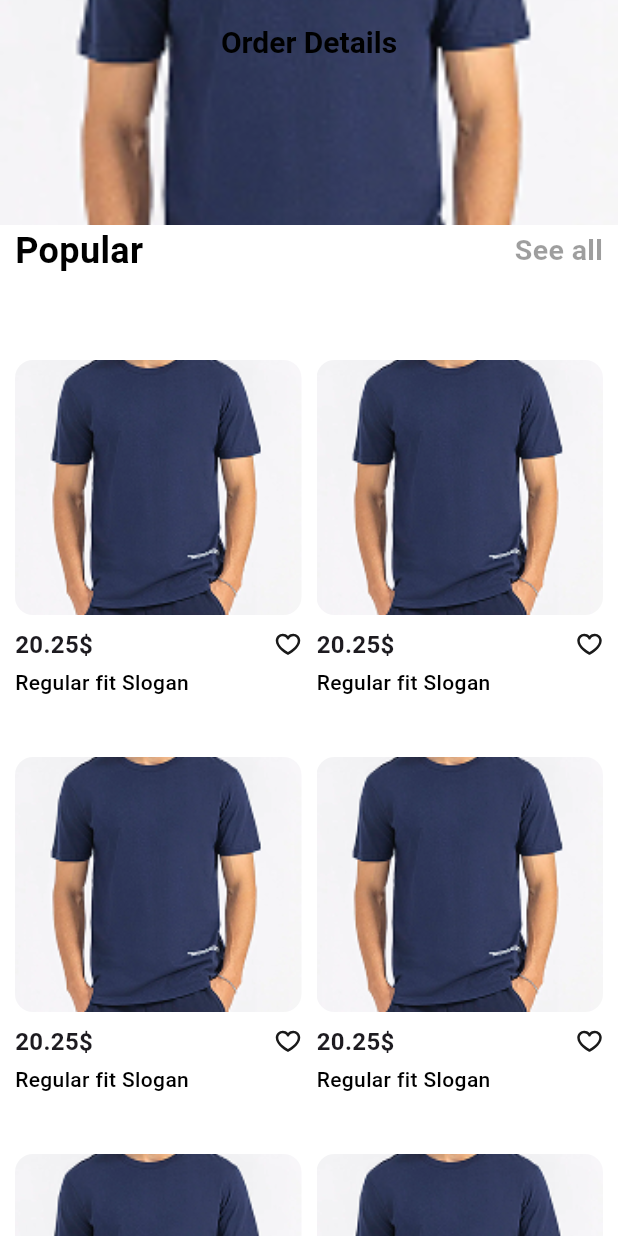
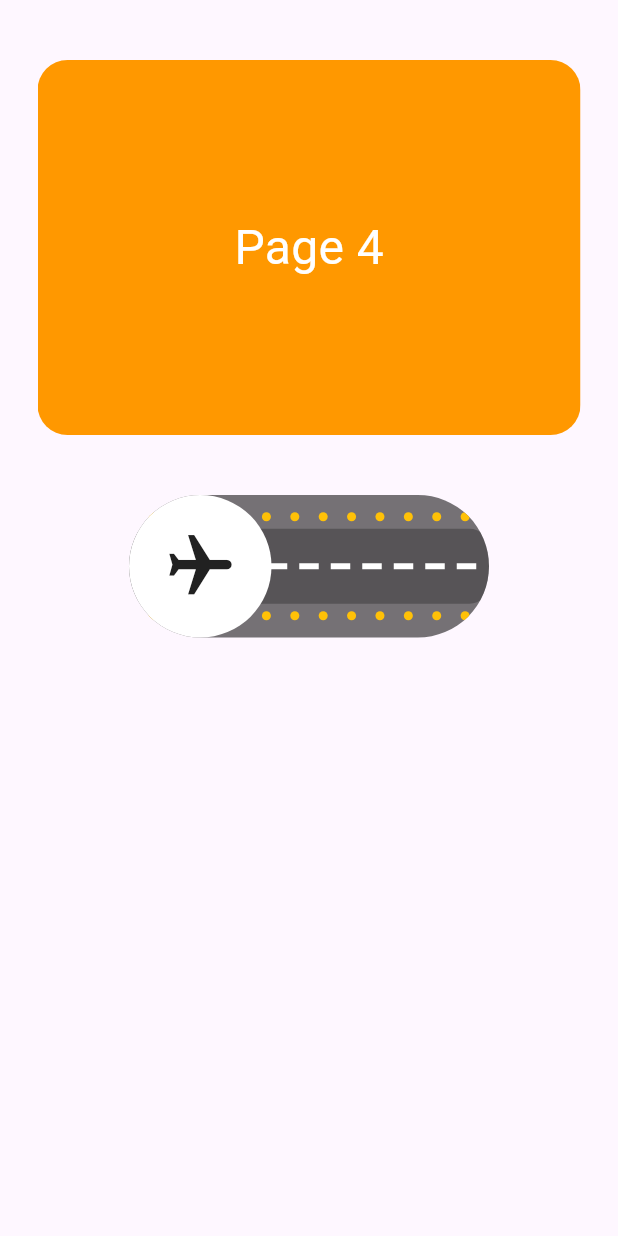
Before and after one commit to jovidonxalilov/flutter, a Flutter app: the screen it shows after launch, on a phone screen of 412 x 824 dp. Run offline on Flutter 3.47's test engine with Material 3 defaults, Android fonts, the phone set to English and light mode, and no system bars; our stand-ins replace dio, flutter_screenutil, flutter_svg, go_router; accounts and stored records are empty.

Commit message:
62 dars uy sihi misollardan tashqari hammasi bitdi

```diff
--- /dev/null
+++ b/lib/62-dars/uy-ishi/claoude_animation.dart
@@ -0,0 +1,209 @@
+import 'dart:async';
+
+import 'package:flutter/material.dart';
+import 'dart:math' as math;
+import 'package:loggy/62-dars/uy-ishi/claude_widget.dart';
+
+import 'dart:async';
+import 'dart:math' as math;
+import 'package:flutter/material.dart';
+
+class ClaudeAnimation extends StatefulWidget {
+  const ClaudeAnimation({super.key});
+
+  @override
+  _ClaudeAnimationState createState() => _ClaudeAnimationState();
+}
+
+class _ClaudeAnimationState extends State<ClaudeAnimation>
+    with SingleTickerProviderStateMixin {
+  bool isFlying = false;
+  late AnimationController _cloudController;
+  final PageController _pageController = PageController(initialPage: 0);
+  int _currentPage = 0;
+  late Timer _timer;
+  final List<Color> _colors = [
+    Colors.red,
+    Colors.green,
+    Colors.blue,
+    Colors.orange,
+  ];
+
+  @override
+  void initState() {
+    super.initState();
+    _cloudController = AnimationController(
+      vsync: this,
+      duration: const Duration(seconds: 10),
+    )..repeat();
+
+    _timer = Timer.periodic(const Duration(seconds: 2), (timer) {
+      _currentPage++;
+      _pageController.animateToPage(
+        _currentPage,
+        duration: const Duration(milliseconds: 500),
+        curve: Curves.easeInOut,
+      );
+    });
+  }
+
+  @override
+  void dispose() {
+    _cloudController.dispose();
+    _timer.cancel();
+    _pageController.dispose();
+    super.dispose();
+  }
+
+  @override
+  Widget build(BuildContext context) {
+    return Scaffold(
+      body: Center(
+        child: Padding(
+          padding: const EdgeInsets.only(top: 40, left: 25, right: 25),
+          child: Column(
+            children: [
+              ClipRRect(
+                borderRadius: BorderRadius.circular(20),
+                child: SizedBox(
+                  height: 250 ,
+                  child: Expanded(
+                    child: PageView.builder(
+                      controller: _pageController,
+                      itemBuilder: (context, index) {
+                        final color = _colors[index % _colors.length];
+                        return Container(
+                          color: color,
+                          child: Center(
+                            child: Text(
+                              'Page ${(index % _colors.length) + 1}',
+                              style: const TextStyle(fontSize: 32, color: Colors.white),
+                            ),
+                          ),
+                        );
+                      },
+                    ),
+                  ),
+                ),
+              ),
+              const SizedBox(height: 40),
+              GestureDetector(
+                onTap: () => setState(() => isFlying = !isFlying),
+                child: AnimatedContainer(
+                  duration: const Duration(milliseconds: 500),
+                  width: 240,
+                  height: 95,
+                  decoration: BoxDecoration(
+                    color: isFlying ? Colors.blue : Colors.black54,
+                    borderRadius: BorderRadius.circular(50),
+                  ),
+                  child: Stack(
+                    alignment: Alignment.center,
+                    children: [
+                      if (isFlying)
+                        ClipRRect(
+                          borderRadius: BorderRadius.circular(50),
+                          child: CloudWidget(animation: _cloudController), // to‘g‘rilandi
+                        ),
+
+                      ClipRRect(
+                        borderRadius: BorderRadius.circular(50),
+                        child: AnimatedSwitcher(
+                          duration: const Duration(milliseconds: 500),
+                          child: isFlying
+                              ? const SizedBox.shrink(key: ValueKey("flying"))
+                              : Column(
+                            key: const ValueKey("landed"),
+                            mainAxisAlignment: MainAxisAlignment.center,
+                            children: [
+                              Padding(
+                                padding: const EdgeInsets.symmetric(vertical: 5),
+                                child: Row(
+                                  mainAxisAlignment:
+                                  MainAxisAlignment.spaceEvenly,
+                                  children: List.generate(
+                                    12,
+                                        (_) => Container(
+                                      width: 6,
+                                      height: 6,
+                                      decoration: const BoxDecoration(
+                                        color: Colors.amber,
+                                        shape: BoxShape.circle,
+                                      ),
+                                    ),
+                                  ),
+                                ),
+                              ),
+                              Container(
+                                width: 245,
+                                height: 50,
+                                decoration: BoxDecoration(
+                                  color: Colors.black26,
+                                  borderRadius: BorderRadius.circular(13),
+                                ),
+                                child: Row(
+                                  mainAxisAlignment: MainAxisAlignment.center,
+                                  children: List.generate(
+                                    11,
+                                        (_) => Container(
+                                      width: 13,
+                                      height: 4,
+                                      margin: const EdgeInsets.symmetric(horizontal: 4),
+                                      color: Colors.white,
+                                    ),
+                                  ),
+                                ),
+                              ),
+                              Padding(
+                                padding: const EdgeInsets.symmetric(vertical: 5),
+                                child: Row(
+                                  mainAxisAlignment:
+                                  MainAxisAlignment.spaceEvenly,
+                                  children: List.generate(
+                                    12,
+                                        (_) => Container(
+                                      width: 6,
+                                      height: 6,
+                                      decoration: const BoxDecoration(
+                                        color: Colors.amber,
+                                        shape: BoxShape.circle,
+                                      ),
+                                    ),
+                                  ),
+                                ),
+                              ),
+                            ],
+                          ),
+                        ),
+                      ),
+                      AnimatedAlign(
+                        duration: const Duration(milliseconds: 500),
+                        alignment: isFlying
+                            ? Alignment.centerRight
+                            : Alignment.centerLeft,
+                        child: CircleAvatar(
+                          radius: 47.5,
+                          backgroundColor: Colors.white,
+                          child: FittedBox(
+                            child: Transform.rotate(
+                              angle: math.pi / 2,
+                              child: Icon(
+                                Icons.flight,
+                                color: isFlying ? Colors.blue : Colors.grey[900],
+                                size: 50,
+                              ),
+                            ),
+                          ),
+                        ),
+                      ),
+                    ],
+                  ),
+                ),
+              ),
+            ],
+          ),
+        ),
+      ),
+    );
+  }
+}
--- a/lib/core/natigation/router.dart
+++ b/lib/core/natigation/router.dart
@@ -1,15 +1,18 @@
-import 'package:flutter/cupertino.dart';
 import 'package:go_router/go_router.dart';
-import 'package:loggy/core/client.dart';
+import 'package:loggy/62-dars/page/animated.dart';
+import 'package:loggy/62-dars/page/external_animation.dart';
+import 'package:loggy/62-dars/page/first_page.dart';
+import 'package:loggy/62-dars/page/second_page.dart';
+import 'package:loggy/62-dars/uy-ishi/claoude_animation.dart';
 import 'package:loggy/core/natigation/routes.dart';
-import 'package:loggy/loggy/data/repository/user_repository.dart';
 import 'package:loggy/loggy/page/home_page.dart';
 import 'package:loggy/loggy/page/scroll.dart';
-import 'package:loggy/loggy/page/user_detail.dart';
 import 'package:loggy/loggy/view_model/user_view_model.dart';
 import 'package:provider/provider.dart';
 
-final router = GoRouter(initialLocation: Routes.scroll, routes: [
+final router = GoRouter(
+  initialLocation: Routes.claudeAnimation,
+  routes: [
     GoRoute(
       path: Routes.login,
       builder: (context, state) => ChangeNotifierProvider(
@@ -33,5 +36,26 @@ final router = GoRouter(initialLocation: Routes.scroll, routes: [
     GoRoute(
       path: Routes.scroll,
       builder: (context, state) => Scroll(),
-  )
-]);
+    ),
+    GoRoute(
+      path: Routes.animated,
+      builder: (context, state) => Animated(),
+    ),
+    GoRoute(
+      path: Routes.secondPage,
+      builder: (context, state) => SecondPage(),
+    ),
+    GoRoute(
+      path: Routes.firstPage,
+      builder: (context, state) => FirstPage(),
+    ),
+    GoRoute(
+      path: Routes.external,
+      builder: (context, state) => ExternalAnimation(),
+    ),
+    GoRoute(
+      path: Routes.claudeAnimation,
+      builder: (context, state) => ClaudeAnimation(),
+    ),
+  ],
+);
--- a/lib/core/natigation/routes.dart
+++ b/lib/core/natigation/routes.dart
@@ -2,4 +2,9 @@ class Routes{
   static const home = '/home';
   static const login = '/login';
   static const scroll = '/scroll';
+  static const animated = '/animated';
+  static const firstPage = '/first';
+  static const secondPage = '/second';
+  static const external = '/external';
+  static const claudeAnimation = '/claude';
 }
--- a/lib/loggy/page/scroll.dart
+++ b/lib/loggy/page/scroll.dart
@@ -38,7 +38,7 @@ class Scroll extends StatelessWidget {
           ),
           SliverPersistentHeader(
             pinned: false,
-            floating: true,
+            // floating: true,
             delegate: _SliverAppBarDelegate(
               child: Padding(
                 padding: const EdgeInsets.only(left: 10.0, right: 10),
@@ -50,7 +50,8 @@ class Scroll extends StatelessWidget {
                         style: TextStyle(
                             color: Colors.black,
                             fontSize: 24,
-                            fontWeight: FontWeight.bold),
+                            fontWeight: FontWeight.bold,
+                        ),
                       ),
                     ),
                     Text(
@@ -58,7 +59,8 @@ class Scroll extends StatelessWidget {
                       style: TextStyle(
                           color: Colors.black38,
                           fontSize: 19,
-                          fontWeight: FontWeight.bold),
+                          fontWeight: FontWeight.bold,
+                      ),
                     ),
                   ],
                 ),
@@ -123,7 +125,7 @@ class Scroll extends StatelessWidget {
           ),
           SliverPersistentHeader(
             pinned: false,
-            floating: true,
+            // floating: true,
             delegate: _SliverAppBarDelegate(
               child: Padding(
                 padding: const EdgeInsets.only(left: 10.0, right: 10),
```
Also changed, not shown: lib/62-dars/page/animated.dart (added, +186 -0 lines), lib/62-dars/page/external_animation.dart (added, +72 -0 lines), lib/62-dars/page/first_page.dart (added, +30 -0 lines), lib/62-dars/page/second_page.dart (added, +15 -0 lines), lib/62-dars/uy-ishi/claude_widget.dart (added, +39 -0 lines). Lines whose indentation alone changed are shown as unchanged.
